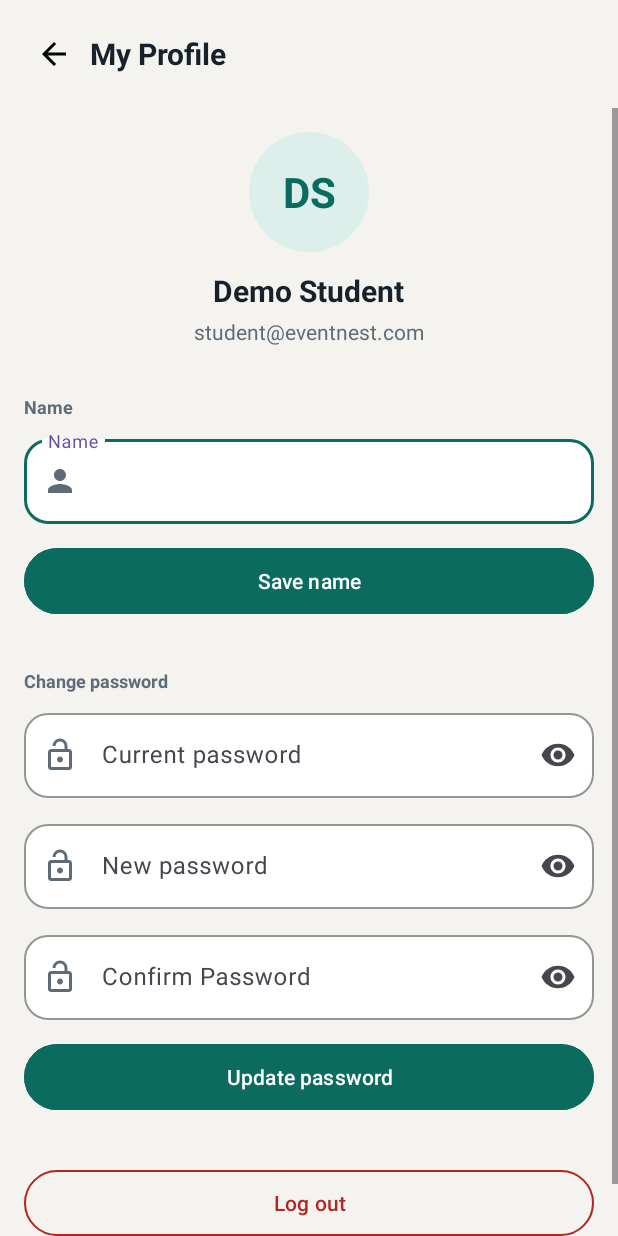
After one commit to sanna9/eventnest, an Android app: the layout activity_profile.xml on its own in the app's theme, with its tools: preview values and no code run, on a phone screen of 412 x 824 dp. The commit adds this screen. Run offline under Robolectric (Android 15) with nearby library versions, the phone set to English and light mode, and no system bars.

Commit message:
feat(student): profile page, add change name, password for student side

```diff
--- a/app/src/main/AndroidManifest.xml
+++ b/app/src/main/AndroidManifest.xml
@@ -30,6 +30,10 @@
             android:name=".ui.organizer.SendNotificationActivity"
             android:exported="false" />
         <activity
+            android:name=".ui.student.ProfileActivity"
+            android:exported="false"
+            android:windowSoftInputMode="adjustResize" />
+        <activity
             android:name=".ui.auth.LoginActivity"
             android:exported="true">
             <intent-filter>
--- a/app/src/main/java/com/example/eventnest/data/dao/UserDao.java
+++ b/app/src/main/java/com/example/eventnest/data/dao/UserDao.java
@@ -13,4 +13,8 @@ public interface UserDao {
     User getUserByEmail(String email);
     @Query("SELECT * FROM Users WHERE UserID = :id")
     User getUserByID(int id);
+    @Query("UPDATE USERS SET Name = :name WHERE UserID = :id")
+    int updateName(int id, String name);
+    @Query("UPDATE users SET PasswordHash = :passwordHash WHERE UserID = :id")
+    int updatePasswordHash(int id, String passwordHash);
 }
--- a/app/src/main/java/com/example/eventnest/ui/student/StudentDashboardActivity.java
+++ b/app/src/main/java/com/example/eventnest/ui/student/StudentDashboardActivity.java
@@ -46,9 +46,8 @@ public class StudentDashboardActivity extends AppCompatActivity {
         // inflate tool bar (on the top)
         binding.toolbar.inflateMenu(R.menu.menu_student_toolbar);
         binding.toolbar.setOnMenuItemClickListener(item -> {
-            if (item.getItemId() == R.id.action_logout) {
-                session.logout();
-                returnToLogin();
+            if (item.getItemId() == R.id.action_profile) {
+                startActivity(new Intent(this, ProfileActivity.class));
                 return true;
             }
             return false;
--- /dev/null
+++ b/app/src/main/res/drawable/bg_avatar.xml
@@ -0,0 +1,5 @@
+<?xml version="1.0" encoding="utf-8"?>
+<shape xmlns:android="http://schemas.android.com/apk/res/android"
+    android:shape="oval">
+    <solid android:color="#DCEFEA" />
+</shape>
--- /dev/null
+++ b/app/src/main/res/drawable/ic_person.xml
@@ -0,0 +1,5 @@
+<vector xmlns:android="http://schemas.android.com/apk/res/android" android:height="24dp" android:tint="#000000" android:viewportHeight="24" android:viewportWidth="24" android:width="24dp">
+
+    <path android:fillColor="@android:color/white" android:pathData="M12,12c2.21,0 4,-1.79 4,-4s-1.79,-4 -4,-4 -4,1.79 -4,4 1.79,4 4,4zM12,14c-2.67,0 -8,1.34 -8,4v2h16v-2c0,-2.66 -5.33,-4 -8,-4z"/>
+
+</vector>
--- /dev/null
+++ b/app/src/main/res/layout/activity_profile.xml
@@ -0,0 +1,213 @@
+<?xml version="1.0" encoding="utf-8"?>
+<LinearLayout xmlns:android="http://schemas.android.com/apk/res/android"
+    xmlns:app="http://schemas.android.com/apk/res-auto"
+    xmlns:tools="http://schemas.android.com/tools"
+    android:layout_width="match_parent"
+    android:layout_height="match_parent"
+    android:background="@color/eventnest_background"
+    android:orientation="vertical">
+
+    <!-- Header -->
+    <LinearLayout
+        android:layout_width="match_parent"
+        android:layout_height="wrap_content"
+        android:gravity="center_vertical"
+        android:orientation="horizontal"
+        android:padding="12dp">
+
+        <ImageView
+            android:id="@+id/buttonBack"
+            android:layout_width="48dp"
+            android:layout_height="48dp"
+            android:clickable="true"
+            android:contentDescription="@string/button_back"
+            android:focusable="true"
+            android:padding="12dp"
+            android:src="@drawable/ic_arrow_back" />
+
+        <TextView
+            android:layout_width="wrap_content"
+            android:layout_height="wrap_content"
+            android:text="@string/title_profile"
+            android:textColor="@color/eventnest_text"
+            android:textSize="20sp"
+            android:textStyle="bold" />
+    </LinearLayout>
+
+    <!--  overflow button handling  -->
+    <ScrollView
+        android:layout_width="match_parent"
+        android:layout_height="0dp"
+        android:layout_weight="1">
+
+        <LinearLayout
+            android:layout_width="match_parent"
+            android:layout_height="wrap_content"
+            android:orientation="vertical"
+            android:padding="16dp">
+
+            <!-- Avatar made from the name -->
+            <TextView
+                android:id="@+id/textAvatar"
+                android:layout_width="80dp"
+                android:layout_height="80dp"
+                android:layout_gravity="center_horizontal"
+                android:background="@drawable/bg_avatar"
+                android:gravity="center"
+                android:textColor="@color/eventnest_primary"
+                android:textSize="28sp"
+                android:textStyle="bold"
+                tools:text="DS" />
+
+            <TextView
+                android:id="@+id/textName"
+                android:layout_width="wrap_content"
+                android:layout_height="wrap_content"
+                android:layout_gravity="center_horizontal"
+                android:layout_marginTop="12dp"
+                android:textColor="@color/eventnest_text"
+                android:textSize="20sp"
+                android:textStyle="bold"
+                tools:text="Demo Student" />
+
+            <TextView
+                android:id="@+id/textEmail"
+                android:layout_width="wrap_content"
+                android:layout_height="wrap_content"
+                android:layout_gravity="center_horizontal"
+                android:layout_marginTop="4dp"
+                android:textColor="@color/eventnest_text_secondary"
+                android:textSize="14sp"
+                tools:text="student@eventnest.com" />
+
+            <TextView
+                android:layout_width="wrap_content"
+                android:layout_height="wrap_content"
+                android:layout_marginTop="32dp"
+                android:text="@string/label_edit_name"
+                android:textColor="@color/eventnest_text_secondary"
+                android:textSize="12sp"
+                android:textStyle="bold" />
+
+            <com.google.android.material.textfield.TextInputLayout
+                android:id="@+id/layoutName"
+                style="@style/Widget.EventNest.TextInputLayout"
+                android:layout_width="match_parent"
+                android:layout_height="wrap_content"
+                android:layout_marginTop="8dp"
+                android:hint="@string/hint_name"
+                app:startIconDrawable="@drawable/ic_person">
+
+                <com.google.android.material.textfield.TextInputEditText
+                    android:id="@+id/inputName"
+                    android:layout_width="match_parent"
+                    android:layout_height="wrap_content"
+                    android:imeOptions="actionDone"
+                    android:inputType="textPersonName|textCapWords"
+                    android:maxLength="50"
+                    android:maxLines="1" />
+            </com.google.android.material.textfield.TextInputLayout>
+
+            <com.google.android.material.button.MaterialButton
+                android:id="@+id/buttonSaveName"
+                android:layout_width="match_parent"
+                android:layout_height="52dp"
+                android:layout_marginTop="12dp"
+                android:backgroundTint="@color/eventnest_primary"
+                android:text="@string/button_save_name"
+                android:textAllCaps="false"
+                app:cornerRadius="26dp" />
+
+            <!-- Change password -->
+            <TextView
+                android:layout_width="wrap_content"
+                android:layout_height="wrap_content"
+                android:layout_marginTop="32dp"
+                android:text="@string/label_change_password"
+                android:textColor="@color/eventnest_text_secondary"
+                android:textSize="12sp"
+                android:textStyle="bold" />
+
+            <com.google.android.material.textfield.TextInputLayout
+                android:id="@+id/layoutCurrentPassword"
+                style="@style/Widget.EventNest.TextInputLayout"
+                android:layout_width="match_parent"
+                android:layout_height="wrap_content"
+                android:layout_marginTop="8dp"
+                android:hint="@string/hint_current_password"
+                app:endIconMode="password_toggle"
+                app:startIconDrawable="@drawable/ic_lock">
+
+                <com.google.android.material.textfield.TextInputEditText
+                    android:id="@+id/inputCurrentPassword"
+                    android:layout_width="match_parent"
+                    android:layout_height="wrap_content"
+                    android:imeOptions="actionNext"
+                    android:inputType="textPassword"
+                    android:maxLines="1" />
+            </com.google.android.material.textfield.TextInputLayout>
+
+            <com.google.android.material.textfield.TextInputLayout
+                android:id="@+id/layoutNewPassword"
+                style="@style/Widget.EventNest.TextInputLayout"
+                android:layout_width="match_parent"
+                android:layout_height="wrap_content"
+                android:layout_marginTop="12dp"
+                android:hint="@string/hint_new_password"
+                app:endIconMode="password_toggle"
+                app:startIconDrawable="@drawable/ic_lock">
+
+                <com.google.android.material.textfield.TextInputEditText
+                    android:id="@+id/inputNewPassword"
+                    android:layout_width="match_parent"
+                    android:layout_height="wrap_content"
+                    android:imeOptions="actionNext"
+                    android:inputType="textPassword"
+                    android:maxLines="1" />
+            </com.google.android.material.textfield.TextInputLayout>
+
+            <com.google.android.material.textfield.TextInputLayout
+                android:id="@+id/layoutConfirmPassword"
+                style="@style/Widget.EventNest.TextInputLayout"
+                android:layout_width="match_parent"
+                android:layout_height="wrap_content"
+                android:layout_marginTop="12dp"
+                android:hint="@string/hint_confirm_password"
+                app:endIconMode="password_toggle"
+                app:startIconDrawable="@drawable/ic_lock">
+
+                <com.google.android.material.textfield.TextInputEditText
+                    android:id="@+id/inputConfirmPassword"
+                    android:layout_width="match_parent"
+                    android:layout_height="wrap_content"
+                    android:imeOptions="actionDone"
+                    android:inputType="textPassword"
+                    android:maxLines="1" />
+            </com.google.android.material.textfield.TextInputLayout>
+
+            <com.google.android.material.button.MaterialButton
+                android:id="@+id/buttonChangePassword"
+                android:layout_width="match_parent"
+                android:layout_height="52dp"
+                android:layout_marginTop="12dp"
+                android:backgroundTint="@color/eventnest_primary"
+                android:text="@string/button_update_password"
+                android:textAllCaps="false"
+                app:cornerRadius="26dp" />
+
+            <!-- Log out -->
+            <com.google.android.material.button.MaterialButton
+                android:id="@+id/buttonLogout"
+                style="@style/Widget.Material3.Button.OutlinedButton"
+                android:layout_width="match_parent"
+                android:layout_height="52dp"
+                android:layout_marginTop="32dp"
+                android:layout_marginBottom="16dp"
+                android:text="@string/button_logout"
+                android:textAllCaps="false"
+                android:textColor="@color/eventnest_error"
+                app:cornerRadius="26dp"
+                app:strokeColor="@color/eventnest_error" />
+        </LinearLayout>
+    </ScrollView>
+</LinearLayout>
--- a/app/src/main/res/menu/menu_student_toolbar.xml
+++ b/app/src/main/res/menu/menu_student_toolbar.xml
@@ -1,8 +1,8 @@
 <?xml version="1.0" encoding="utf-8"?>
 <menu xmlns:android="http://schemas.android.com/apk/res/android"
     xmlns:app="http://schemas.android.com/apk/res-auto">
-    <item android:id="@+id/action_logout"
-        android:icon="@drawable/ic_logout"
-        android:title="@string/button_logout"
+    <item android:id="@+id/action_profile"
+        android:icon="@drawable/ic_person"
+        android:title="@string/title_profile"
         app:showAsAction="always" />
 </menu>
--- a/app/src/main/res/values/strings.xml
+++ b/app/src/main/res/values/strings.xml
@@ -156,4 +156,18 @@
     <string name="error_notification_send">Could not send the message. Please try again.</string>
     <string name="toast_notification_sent">Message sent to %1$d registered students</string>
 
+    <!--  Student's profile  -->
+    <string name="title_profile">My Profile</string>
+    <string name="label_edit_name">Name</string>
+    <string name="label_change_password">Change password</string>
+    <string name="hint_current_password">Current password</string>
+    <string name="hint_new_password">New password</string>
+    <string name="button_save_name">Save name</string>
+    <string name="button_update_password">Update password</string>
+    <string name="updating">Updating…</string>
+    <string name="toast_name_updated">Name updated</string>
+    <string name="toast_password_updated">Password updated</string>
+    <string name="error_current_password_wrong">Current password is incorrect</string>
+    <string name="error_password_same">New password must be different</string>
+
 </resources>
```
Also changed, not shown: app/src/main/java/com/example/eventnest/ui/student/ProfileActivity.java (added, +278 -0 lines).
